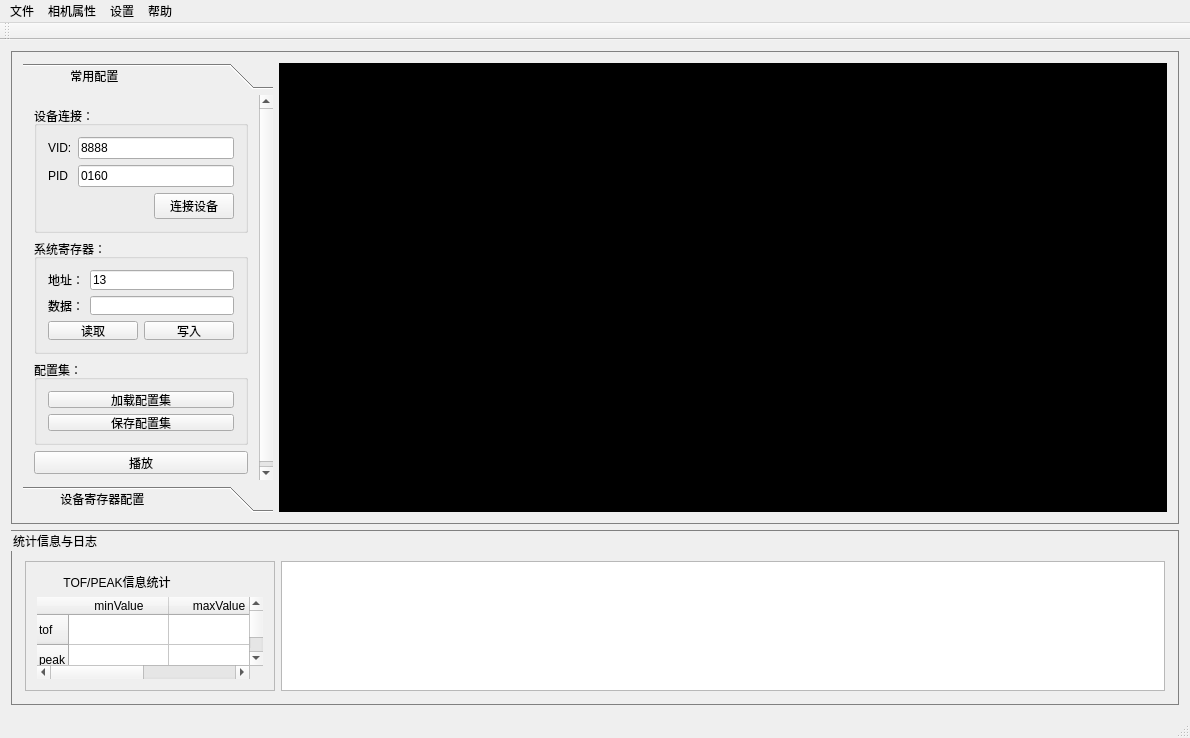
Qt form mainwindow.ui (heathen557/linearArrayUSB) before a commit.
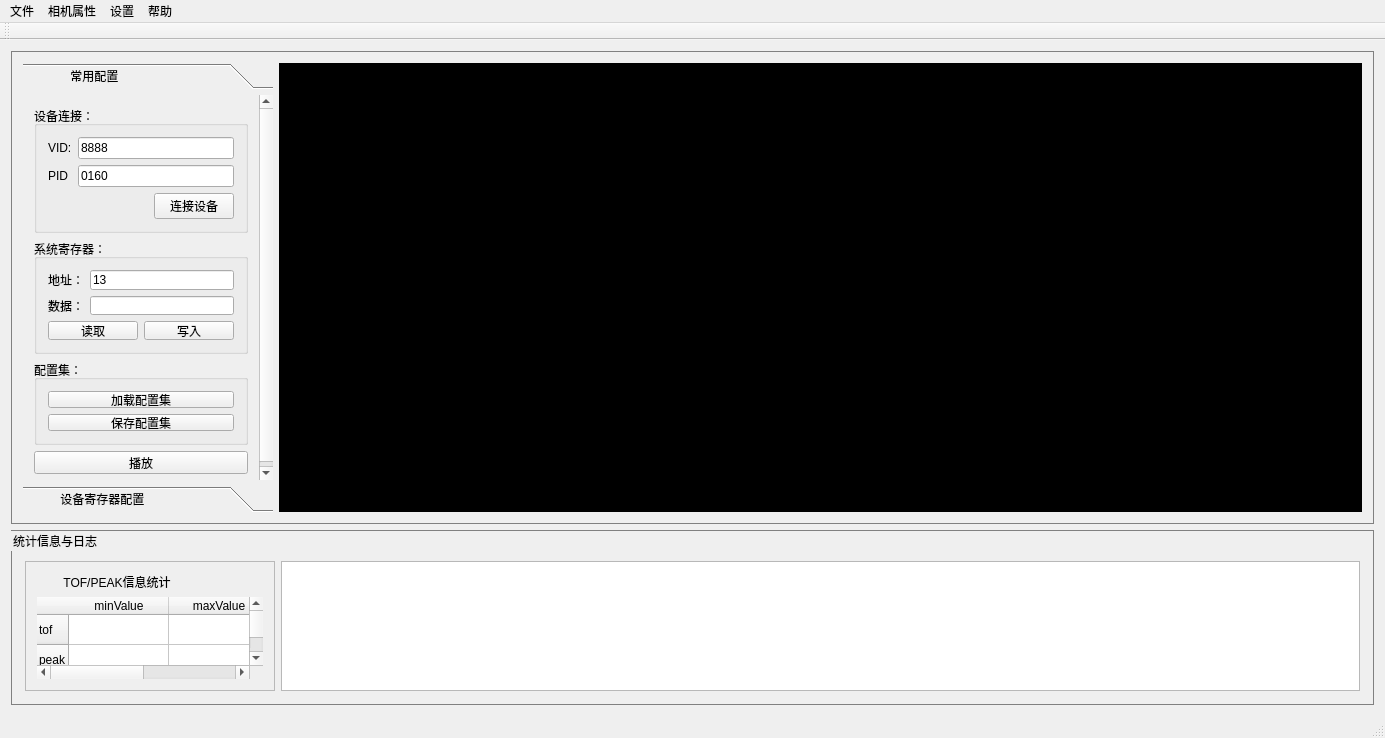
The same form after that commit. Icons and pictures are not drawn. Custom widgets are drawn as their Qt base class.

What changed in the file:
```diff
--- a/mainwindow.ui
+++ b/mainwindow.ui
@@ -6,7 +6,7 @@
    <rect>
     <x>0</x>
     <y>0</y>
-    <width>1190</width>
+    <width>1385</width>
     <height>738</height>
    </rect>
   </property>
@@ -426,7 +426,7 @@
     <rect>
      <x>0</x>
      <y>0</y>
-     <width>1190</width>
+     <width>1385</width>
      <height>23</height>
     </rect>
    </property>
```
Left out of the diff: 1 changed line with no effect on the pictures.
